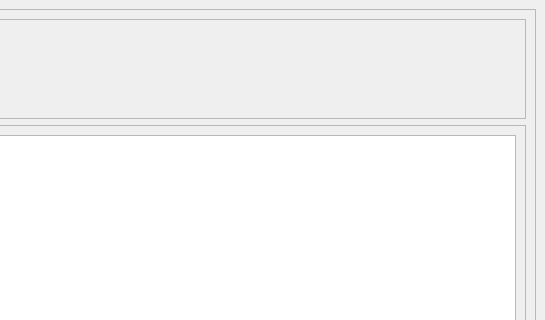
First picture: the form in UIFiles/myAlerts.ui, repository ShubhamMandavkar/TYLiveProjectt-StockAutomationSystem, before the edit; both pictures show x 595 to 1140 and y 0 to 320 of the 1140 by 605 pixel window.
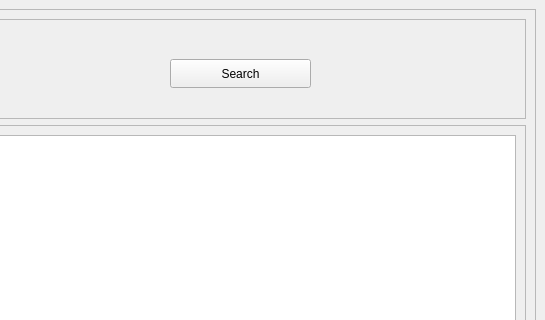
Second picture: the form after the edit.

Commit message: added search btn in each UI file

The edit to the form file:
```diff
--- a/UIFiles/myAlerts.ui
+++ b/UIFiles/myAlerts.ui
@@ -103,6 +103,19 @@
          <property name="frameShadow">
           <enum>QFrame::Raised</enum>
          </property>
+         <widget class="QPushButton" name="btnSearch">
+          <property name="geometry">
+           <rect>
+            <x>490</x>
+            <y>40</y>
+            <width>141</width>
+            <height>29</height>
+           </rect>
+          </property>
+          <property name="text">
+           <string>Search</string>
+          </property>
+         </widget>
         </widget>
        </item>
        <item>
```
Left out of the diff: 2 changed lines with no effect on the pictures. The commit also changes 18 other files.
